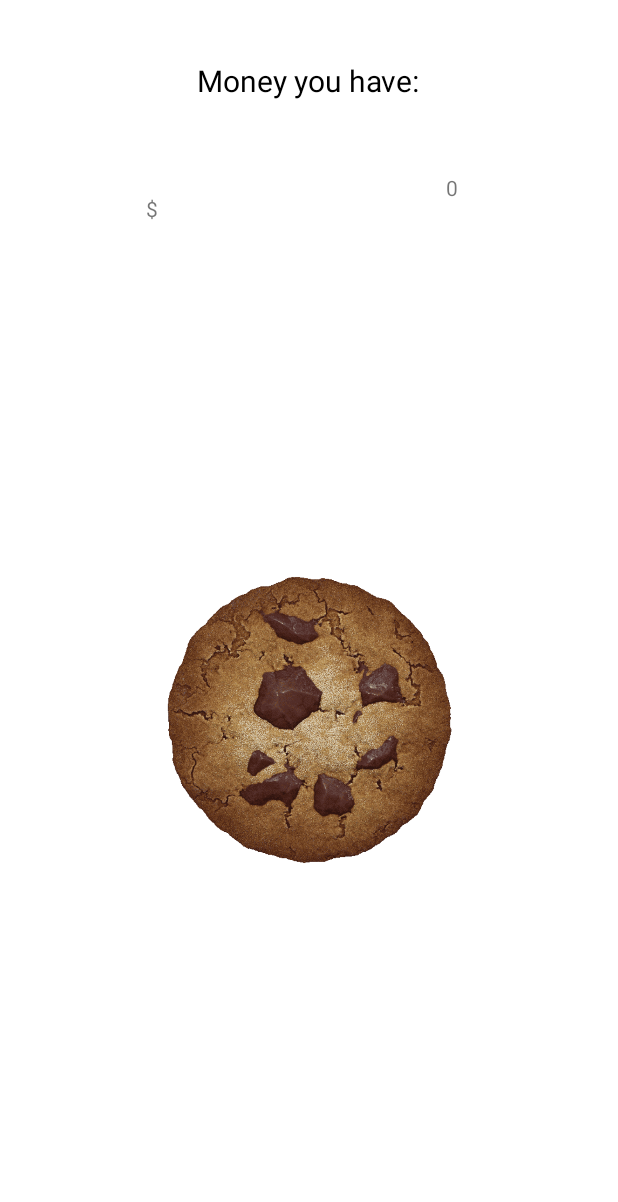
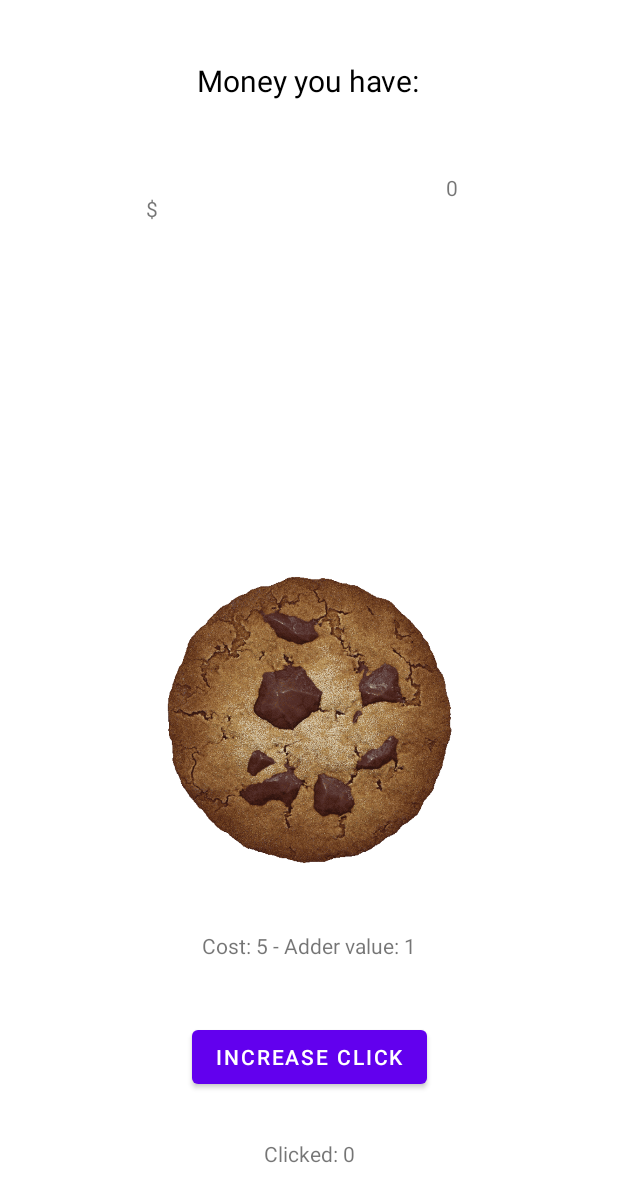
Before and after one commit to antigluten/The-final-app, an Android app: the screen it shows after launch (MainActivity), on a phone screen of 412 x 824 dp. Shown: the top 1202 px of the screen. Run offline under Robolectric (Android 15) with nearby library versions, the phone set to English and light mode, and no system bars.

Commit message:
Added some features such as:  - increasing click  - statistics for clicks  - increasing cost and showing it  - button "increase click"

```diff
--- a/money-clicker/src/main/java/com/example/money_clicker/MainActivity.java
+++ b/money-clicker/src/main/java/com/example/money_clicker/MainActivity.java
@@ -2,28 +2,70 @@ package com.example.money_clicker;
 
 import androidx.appcompat.app.AppCompatActivity;
 
+import android.annotation.SuppressLint;
 import android.os.Bundle;
 import android.view.View;
+import android.widget.Button;
 import android.widget.ImageView;
 import android.widget.TextView;
 
 public class MainActivity extends AppCompatActivity {
     private TextView money;
     private int dollars;
+    private TextView initialCost;
+
+    private int lvl = 0;
+    private int increase = 0;
+    private int adderValue = 1;
+    private int costOfAdder = 5;
+
+    private int clicks = 0;
+    TextView clicked;
 
     @Override
     protected void onCreate(Bundle savedInstanceState) {
         super.onCreate(savedInstanceState);
         setContentView(R.layout.activity_main);
 
+
+        // how much money we have to add
+        clicked = findViewById(R.id.clicked);
+
         money = findViewById(R.id.money);
         ImageView cookie = findViewById(R.id.cookie);
         cookie.setOnClickListener(new View.OnClickListener() {
             @Override
             public void onClick(View v) {
-                dollars++;
+                clickStats();
+                dollars += adderValue;
                 money.setText(String.valueOf(dollars));
             }
         });
+        Button adder = findViewById(R.id.adder);
+
+        initialCost = findViewById(R.id.costOfAdder);
+
+        adder.setOnClickListener(new View.OnClickListener() {
+            @Override
+            public void onClick(View v) {
+                if (dollars >= costOfAdder) {
+                    increaseClick();
+                }
+            }
+        });
+    }
+    @SuppressLint("SetTextI18n")
+    public void clickStats() {
+        clicks++;
+        clicked.setText("Clicked: " + clicks);
+    }
+    public void increaseClick() {
+        dollars -= costOfAdder;
+        lvl++;
+        costOfAdder += costOfAdder + 0.1;
+        increase++;
+        adderValue += increase;
+        initialCost.setText(String.valueOf("Cost: " + costOfAdder + " - Adder value: "  + String.valueOf(adderValue)));
+        money.setText(String.valueOf(dollars));
     }
 }
--- a/money-clicker/src/main/res/layout/activity_main.xml
+++ b/money-clicker/src/main/res/layout/activity_main.xml
@@ -29,14 +29,15 @@
         app:layout_constraintEnd_toEndOf="parent"
         app:layout_constraintStart_toStartOf="parent"
         app:layout_constraintTop_toBottomOf="@+id/money"
-        app:srcCompat="@drawable/cookie" />
+        app:srcCompat="@drawable/cookie"
+        android:contentDescription="TODO" />
 
     <TextView
         android:id="@+id/money"
         android:layout_width="200dp"
         android:layout_height="20dp"
         android:layout_marginTop="48dp"
-        android:text="0"
+        android:text="@string/zero"
 
         android:textAlignment="textEnd"
         app:layout_constraintEnd_toEndOf="parent"
@@ -48,7 +49,7 @@
         android:id="@+id/dollar"
         android:layout_width="wrap_content"
         android:layout_height="20dp"
-        android:text="$"
+        android:text="@string/dollar"
         app:layout_constraintBottom_toBottomOf="parent"
         app:layout_constraintEnd_toStartOf="@+id/money"
         app:layout_constraintHorizontal_bias="1.0"
@@ -56,4 +57,36 @@
         app:layout_constraintTop_toTopOf="parent"
         app:layout_constraintVertical_bias="0.161" />
 
+    <Button
+        android:id="@+id/adder"
+        android:layout_width="wrap_content"
+        android:layout_height="wrap_content"
+        android:text="@string/adder"
+        app:layout_constraintBottom_toBottomOf="parent"
+        app:layout_constraintEnd_toEndOf="parent"
+        app:layout_constraintStart_toStartOf="parent"
+        app:layout_constraintTop_toBottomOf="@+id/cookie"
+        app:layout_constraintVertical_bias="0.513" />
+
+    <TextView
+        android:id="@+id/costOfAdder"
+        android:layout_width="wrap_content"
+        android:layout_height="wrap_content"
+        android:text="@string/cost"
+        app:layout_constraintBottom_toTopOf="@+id/adder"
+        app:layout_constraintEnd_toEndOf="parent"
+        app:layout_constraintStart_toStartOf="parent"
+        app:layout_constraintTop_toBottomOf="@+id/cookie" />
+
+    <TextView
+        android:id="@+id/clicked"
+        android:layout_width="wrap_content"
+        android:layout_height="wrap_content"
+        android:text="@string/Clicked"
+        app:layout_constraintBottom_toBottomOf="parent"
+        app:layout_constraintEnd_toEndOf="parent"
+        app:layout_constraintStart_toStartOf="parent"
+        app:layout_constraintTop_toBottomOf="@+id/adder"
+        app:layout_constraintVertical_bias="0.407" />
+
 </androidx.constraintlayout.widget.ConstraintLayout>
--- a/money-clicker/src/main/res/values/strings.xml
+++ b/money-clicker/src/main/res/values/strings.xml
@@ -1,4 +1,9 @@
 <resources>
     <string name="app_name">money-clicker</string>
     <string name="money">Money you have:</string>
+    <string name="dollar">$</string>
+    <string name="adder">Increase click</string>
+    <string name="zero">0</string>
+    <string name="cost">Cost: 5 - Adder value: 1</string>
+    <string name="Clicked">Clicked: 0</string>
 </resources>
```
